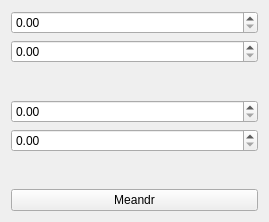
Before: the Qt Designer form software/voltamp/src/meandr_wnd.ui in z80/voltamper, drawn with Qt 5.
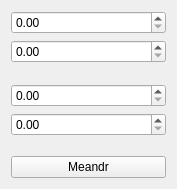
After: the same form once the commit is applied.

Patch:
```diff
--- a/software/voltamp/src/meandr_wnd.ui
+++ b/software/voltamp/src/meandr_wnd.ui
@@ -6,8 +6,8 @@
    <rect>
     <x>0</x>
     <y>0</y>
-    <width>269</width>
-    <height>222</height>
+    <width>177</width>
+    <height>189</height>
    </rect>
   </property>
   <property name="windowTitle">
@@ -28,7 +28,7 @@
      <property name="sizeHint" stdset="0">
       <size>
        <width>20</width>
-       <height>13</height>
+       <height>0</height>
       </size>
      </property>
     </spacer>
@@ -47,7 +47,7 @@
      <property name="sizeHint" stdset="0">
       <size>
        <width>20</width>
-       <height>14</height>
+       <height>0</height>
       </size>
      </property>
     </spacer>
```
